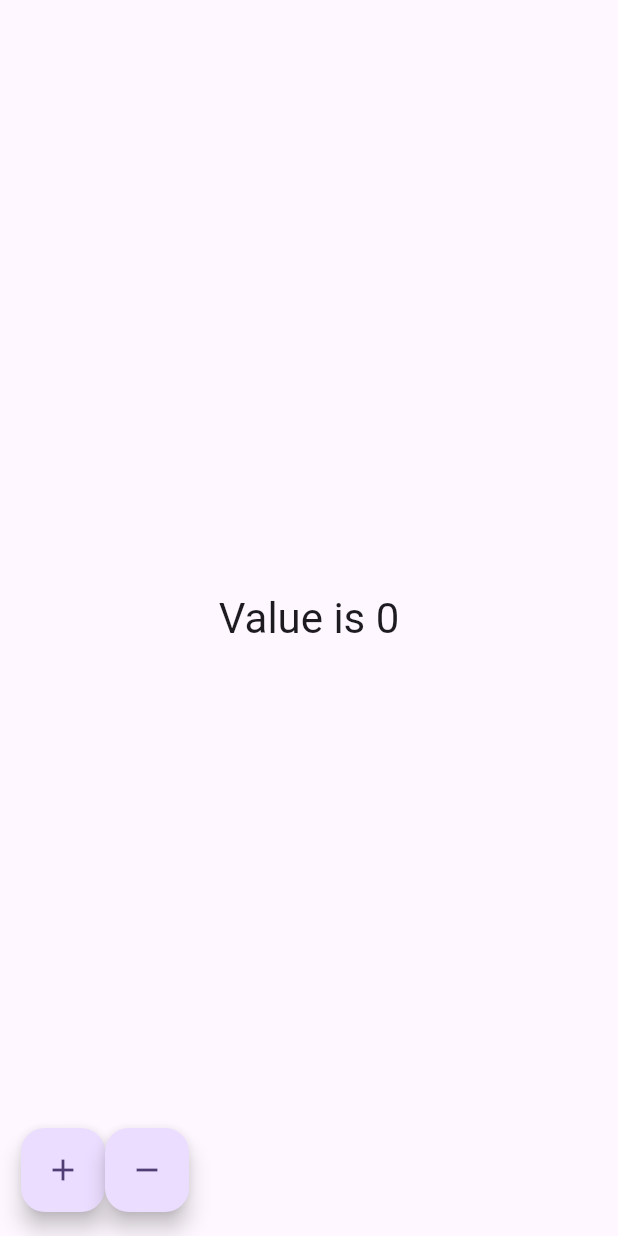
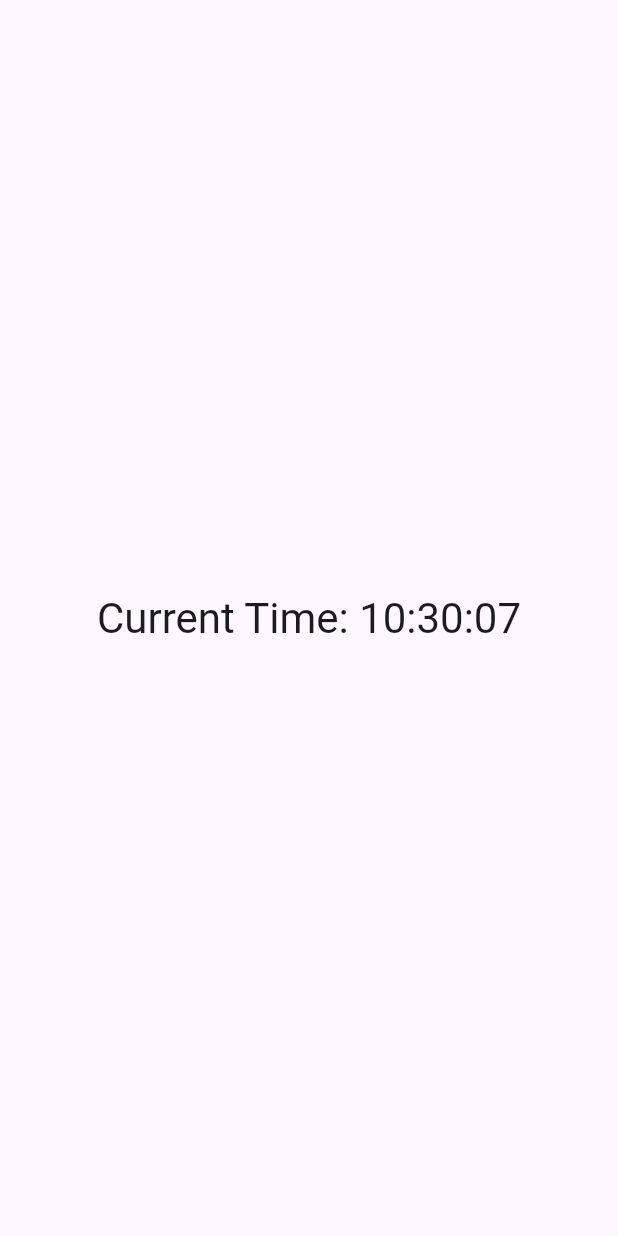
Before and after one commit to Bilal-Basharat/Flutter-ACM-FellowShip, a Flutter app: the screen it shows after launch, on a phone screen of 412 x 824 dp. Run offline on Flutter 3.47's test engine with Material 2 defaults, Android fonts, the phone set to English and light mode, and no system bars; our stand-ins replace flutter_riverpod.

Commit message:
Week-5: Practised state provider and change notifier provider

```diff
--- a/Week_5/lib/main.dart
+++ b/Week_5/lib/main.dart
@@ -1,5 +1,8 @@
+import 'dart:async';
 import 'package:flutter/material.dart';
-import 'package:flutter_riverpod/flutter_riverpod.dart/';
+import 'package:flutter_riverpod/flutter_riverpod.dart';
+import 'package:intl/intl.dart';
+import 'package:provider/provider.dart';
 
 void main() {
   runApp(const ProviderScope(child:  MyApp()));
@@ -14,11 +17,10 @@ class MyApp extends StatelessWidget {
     return MaterialApp(
       title: 'Flutter Demo',
       theme: ThemeData(
-
         colorScheme: ColorScheme.fromSeed(seedColor: Colors.deepPurple),
         useMaterial3: true,
       ),
-      home: MyHomePage(),
+      home: HomePage2(),
     );
   }
 }
@@ -30,30 +32,76 @@ final counterStateProvider = StateProvider<int>((ref) {
 class MyHomePage extends ConsumerWidget {
 
   @override
-  Widget build(BuildContext context, WidgetRef ref){
+  Widget build(BuildContext context, WidgetRef ref) {
     var value = ref.watch(counterStateProvider);
     return Scaffold(
         body: Center(
-        child: Text('Value is $value', style: Theme.of(context).textTheme.headline4,),
+          child: Text('Value is $value', style: Theme
+              .of(context)
+              .textTheme
+              .headline4,),
         ),
         floatingActionButton:
         Padding(
           padding: EdgeInsets.only(left: 30.0),
           child: Row(
+            crossAxisAlignment: CrossAxisAlignment.end,
             children: [
               FloatingActionButton(
-                onPressed:() => ref.read(counterStateProvider.state).state++,
+                onPressed: () =>
+                ref
+                    .read(counterStateProvider.state)
+                    .state++,
                 child: Icon(Icons.add),
               ),
+              Expanded(child: Container()),
               FloatingActionButton(
-              onPressed:() => ref.read(counterStateProvider.state).state--,
+                onPressed: () =>
+                ref
+                    .read(counterStateProvider.state)
+                    .state--,
                 child: Icon(Icons.remove),
               ),
-
             ],
           ),
         ),
     );
   }
+}
 
+class Clock extends StateNotifier<DateTime>{
+  Clock() : super(DateTime.now()){
+    _timer = Timer.periodic(Duration(seconds:1),(_) {
+      state = DateTime.now();
+    },);
   }
+
+  late final Timer _timer;
+
+  @override
+  void dispose(){
+    _timer.cancel();
+    super.dispose();
+  }
+}
+
+final clockProvider = StateNotifierProvider<Clock, DateTime>((ref){
+  return Clock();
+});
+
+
+class HomePage2 extends ConsumerWidget {
+  @override
+  Widget build(BuildContext context, WidgetRef ref){
+    final currentTime = ref.watch(clockProvider);
+    final timeFormatted = DateFormat.Hms().format(currentTime);
+    return Scaffold(
+      body: Center(
+        child: Text(
+          'Current Time: ${timeFormatted}',
+          style: Theme.of(context).textTheme.headline4,
+        ),
+      )
+    );
+  }
+}
--- a/Week_5/pubspec.yaml
+++ b/Week_5/pubspec.yaml
@@ -36,6 +36,9 @@ dependencies:
   # Use with the CupertinoIcons class for iOS style icons.
   cupertino_icons: ^1.0.2
   flutter_riverpod: ^2.3.10
+  flutter_intl: ^0.0.1
+  intl: ^0.18.1
+  provider: ^6.0.5
 
 dev_dependencies:
   flutter_test:
```
Also changed, not shown: Week_5/pubspec.lock. Lines whose indentation alone changed are shown as unchanged.
